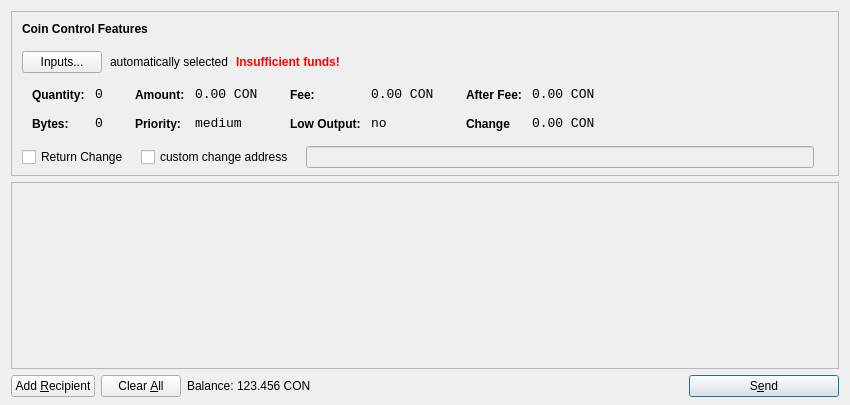
Qt form src/qt/forms/sendcoinsdialog.ui (prodigal-son/DigitalGold) before a commit.
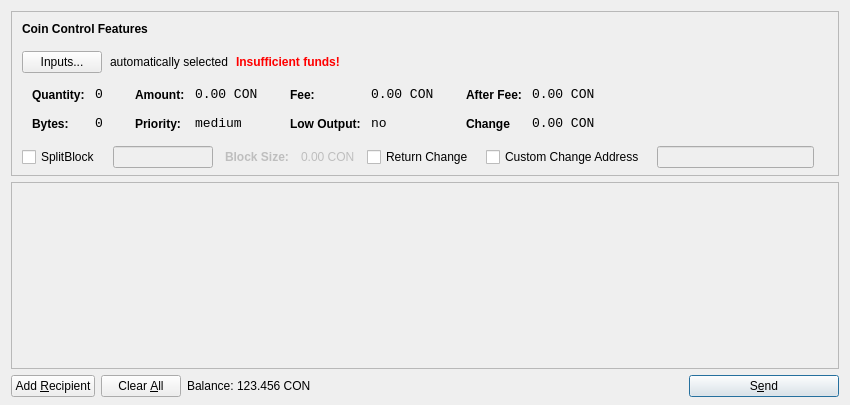
The same form after that commit. Icons and pictures are not drawn.

Commit message: Split Block

```diff
--- a/src/qt/forms/sendcoinsdialog.ui
+++ b/src/qt/forms/sendcoinsdialog.ui
@@ -540,7 +540,7 @@
          </widget>
         </item>
         <item>
-         <layout class="QHBoxLayout" name="horizontalLayoutCoinControl4" stretch="0,0,0,0">
+         <layout class="QHBoxLayout" name="horizontalLayoutCoinControl4" stretch="0,0,0,0,0,0,0,0">
           <property name="spacing">
            <number>12</number>
           </property>
@@ -553,6 +553,58 @@
           <property name="rightMargin">
            <number>5</number>
           </property>
+          <item>
+           <widget class="QCheckBox" name="splitBlockCheckBox">
+            <property name="text">
+             <string>SplitBlock</string>
+            </property>
+           </widget>
+          </item>
+          <item>
+           <widget class="QLineEdit" name="splitBlockLineEdit">
+            <property name="enabled">
+             <bool>false</bool>
+            </property>
+            <property name="sizePolicy">
+             <sizepolicy hsizetype="Fixed" vsizetype="Fixed">
+              <horstretch>0</horstretch>
+              <verstretch>0</verstretch>
+             </sizepolicy>
+            </property>
+            <property name="maximumSize">
+             <size>
+              <width>100</width>
+              <height>16777215</height>
+             </size>
+            </property>
+           </widget>
+          </item>
+          <item>
+           <widget class="QLabel" name="labelBlockSizeText">
+            <property name="enabled">
+             <bool>false</bool>
+            </property>
+            <property name="font">
+             <font>
+              <weight>75</weight>
+              <bold>true</bold>
+             </font>
+            </property>
+            <property name="text">
+             <string>Block Size:</string>
+            </property>
+           </widget>
+          </item>
+          <item>
+           <widget class="QLabel" name="labelBlockSize">
+            <property name="enabled">
+             <bool>false</bool>
+            </property>
+            <property name="text">
+             <string>0.00 CON</string>
+            </property>
+           </widget>
+          </item>
           <item>
 			<widget class="QCheckBox" name="returnChangeCheckBox">
 				<property name="text">
@@ -563,7 +615,7 @@
 		<item>
            <widget class="QCheckBox" name="checkBoxCoinControlChange">
             <property name="text">
-             <string>custom change address</string>
+             <string>Custom Change Address</string>
             </property>
            </widget>
           </item>
```
Left out of the diff: 7 changed lines with no effect on the pictures. Lines whose indentation alone changed are shown as unchanged. The commit also changes 7 other files.
